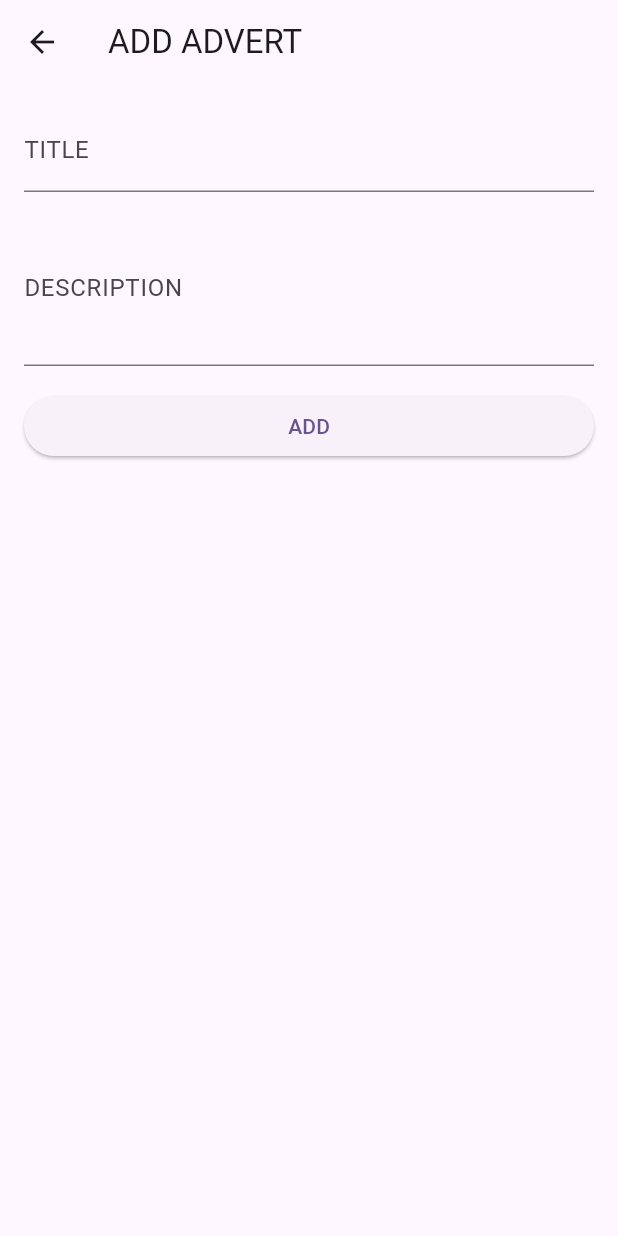
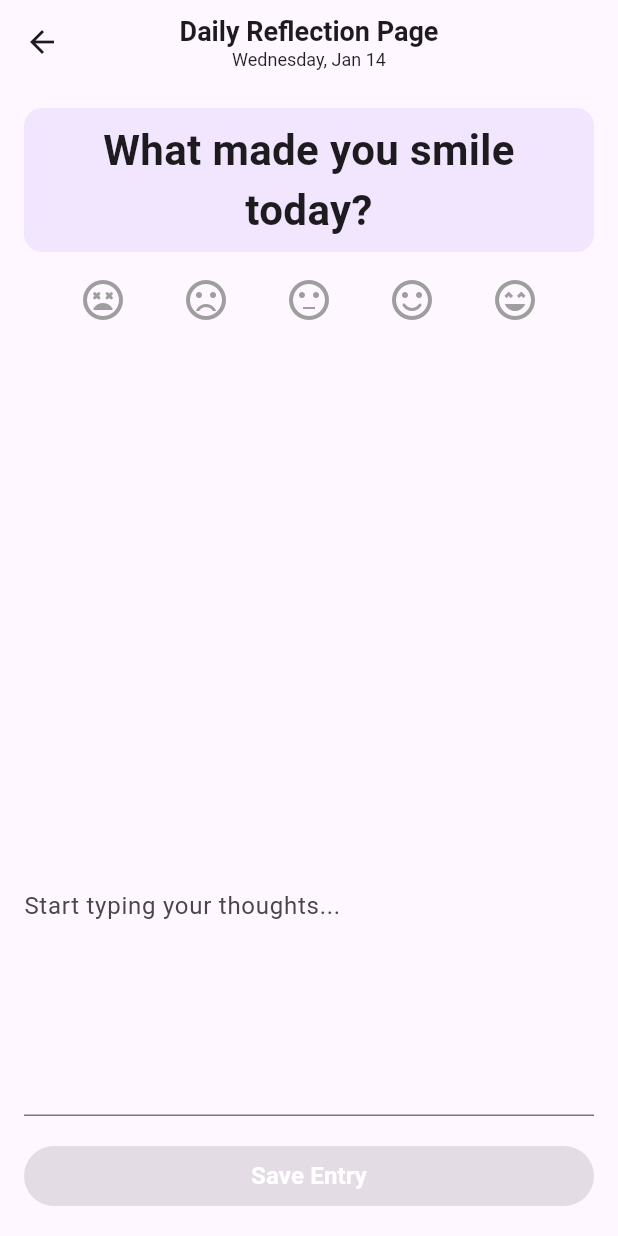
Before and after one commit to pedrohdmramalho/bip-project, a Flutter app: the screen it shows after launch, after a tap on the "add" icon, on a phone screen of 412 x 824 dp. Run offline on Flutter 3.47's test engine with Material 3 defaults, Android fonts, the phone set to English and light mode, and no system bars; our stand-ins replace cloud_firestore, equatable, firebase_auth, firebase_core, flutter_bloc; accounts and stored records are empty.

Commit message:
DailyReflection Page with persistent data in Firestore

```diff
--- /dev/null
+++ b/lib/bloc/daily_reflection_event.dart
@@ -0,0 +1,15 @@
+import '../data/models/mood_selector.dart';
+
+abstract class DailyReflectionEvent {}
+
+class MoodChanged extends DailyReflectionEvent {
+  final Mood mood;
+  MoodChanged(this.mood);
+}
+
+class TextChanged extends DailyReflectionEvent {
+  final String text;
+  TextChanged(this.text);
+}
+
+class SubmitPressed extends DailyReflectionEvent {}
--- /dev/null
+++ b/lib/bloc/daily_reflection_state.dart
@@ -0,0 +1,31 @@
+import '../data/models/mood_selector.dart';
+
+enum DailyReflectionStatus { initial, loading, success, failure }
+
+class DailyReflectionState {
+  final Mood? mood;
+  final String text;
+  final DailyReflectionStatus status;
+  final String? errorMessage;
+
+  const DailyReflectionState({
+    this.mood,
+    this.text = '',
+    this.status = DailyReflectionStatus.initial,
+    this.errorMessage,
+  });
+
+  DailyReflectionState copyWith({
+    Mood? mood,
+    String? text,
+    DailyReflectionStatus? status,
+    String? errorMessage,
+  }) {
+    return DailyReflectionState(
+      mood: mood ?? this.mood,
+      text: text ?? this.text,
+      status: status ?? this.status,
+      errorMessage: errorMessage,
+    );
+  }
+}
--- /dev/null
+++ b/lib/data/datasource/daily_reflection_remote_ds.dart
@@ -0,0 +1,19 @@
+import 'package:cloud_firestore/cloud_firestore.dart';
+import '../models/mood_selector.dart';
+
+class DailyReflectionRemoteDataSource {
+  final FirebaseFirestore firestore;
+
+  DailyReflectionRemoteDataSource(this.firestore);
+
+  Future<void> saveReflection({
+    required Mood mood,
+    required String text,
+  }) {
+    return firestore.collection('daily_reflections').add({
+      'mood': mood.name,
+      'text': text,
+      'createdAt': FieldValue.serverTimestamp(),
+    });
+  }
+}
--- /dev/null
+++ b/lib/data/models/mood_selector.dart
@@ -0,0 +1,55 @@
+import 'package:flutter/material.dart';
+import 'package:flutter_bloc/flutter_bloc.dart';
+
+import '/bloc/daily_reflection_bloc.dart';
+import '/bloc/daily_reflection_state.dart';
+import '/bloc/daily_reflection_event.dart';
+
+enum Mood { verySad, sad, neutral, happy, veryHappy }
+
+class MoodSelector extends StatelessWidget {
+  const MoodSelector({super.key});
+
+  @override
+  Widget build(BuildContext context) {
+    return BlocBuilder<DailyReflectionBloc, DailyReflectionState>(
+      buildWhen: (p, c) => p.mood != c.mood,
+      builder: (context, state) {
+        return Row(
+          mainAxisAlignment: MainAxisAlignment.spaceEvenly,
+          children: Mood.values.map((mood) {
+            final isSelected = state.mood == mood;
+
+            return GestureDetector(
+              onTap: () {
+                context
+                    .read<DailyReflectionBloc>()
+                    .add(MoodChanged(mood));
+              },
+              child: Icon(
+                _iconForMood(mood),
+                size: 32,
+                color: isSelected ? Colors.purple : Colors.grey,
+              ),
+            );
+          }).toList(),
+        );
+      },
+    );
+  }
+
+  IconData _iconForMood(Mood mood) {
+    switch (mood) {
+      case Mood.verySad:
+        return Icons.sentiment_very_dissatisfied_rounded;
+      case Mood.sad:
+        return Icons.sentiment_very_dissatisfied;
+      case Mood.neutral:
+        return Icons.sentiment_neutral;
+      case Mood.happy:
+        return Icons.sentiment_satisfied_rounded;
+      case Mood.veryHappy:
+        return Icons.sentiment_very_satisfied_sharp;
+    }
+  }
+}
--- a/lib/data/models/project_ad.dart
+++ b/lib/data/models/project_ad.dart
@@ -18,7 +18,6 @@ class ProjectAd extends Equatable{
   );
 
   @override
-  // TODO: implement props
   List<Object?> get props => [id, title, description, authorId, createdAt];
 
   Map<String, dynamic> toMap() => {
--- /dev/null
+++ b/lib/data/repositories/daily_reflection_repository.dart
@@ -0,0 +1,15 @@
+import '../datasource/daily_reflection_remote_ds.dart';
+import '../models/mood_selector.dart';
+
+class DailyReflectionRepository {
+  final DailyReflectionRemoteDataSource ds;
+
+  DailyReflectionRepository(this.ds);
+
+  Future<void> saveReflection({
+    required Mood mood,
+    required String text,
+  }) {
+    return ds.saveReflection(mood: mood, text: text);
+  }
+}
--- /dev/null
+++ b/lib/pages/daily_reflection_page.dart
@@ -0,0 +1,154 @@
+import 'package:cloud_firestore/cloud_firestore.dart';
+import 'package:flutter/material.dart';
+import 'package:flutter_bloc/flutter_bloc.dart';
+import 'package:intl/intl.dart';
+
+import '../bloc/daily_reflection_bloc.dart';
+import '../data/datasource/daily_reflection_remote_ds.dart';
+import '../data/repositories/daily_reflection_repository.dart';
+import '../data/models/mood_selector.dart';
+
+import '/bloc/daily_reflection_state.dart';
+import '/bloc/daily_reflection_event.dart';
+
+class DailyReflectionPage extends StatelessWidget {
+  const DailyReflectionPage({super.key});
+
+  @override
+  Widget build(BuildContext context){
+    final repo = DailyReflectionRepository(
+      DailyReflectionRemoteDataSource(FirebaseFirestore.instance),
+    );
+
+    return BlocProvider<DailyReflectionBloc>(
+      create: (_) => DailyReflectionBloc(repo: repo),
+      child: const _DailyReflectionView(),
+    );
+
+  }
+}
+
+class _DailyReflectionView extends StatelessWidget {
+  const _DailyReflectionView();
+
+  @override
+  Widget build(BuildContext context) {
+    return BlocListener<DailyReflectionBloc, DailyReflectionState>(
+      listenWhen: (previous, current) => previous.status != current.status,
+      listener: (context, state) {
+        if (state.status == DailyReflectionStatus.success) {
+          ScaffoldMessenger.of(context).showSnackBar(
+            const SnackBar(content: Text('Reflection saved!')),
+          );
+          Navigator.of(context).pop();
+        }
+
+        if (state.status == DailyReflectionStatus.failure) {
+          ScaffoldMessenger.of(context).showSnackBar(
+            SnackBar(content: Text(state.errorMessage ?? 'Error')),
+          );
+        }
+      },
+      child: Scaffold(
+        appBar: AppBar(
+          centerTitle: true,
+          title: Column(
+            mainAxisSize: MainAxisSize.min,
+            children: [
+              Text(
+                'Daily Reflection Page',
+                style: TextStyle(fontSize: 18, fontWeight: FontWeight.w600),
+              ),
+              Text(
+                DateFormat('EEEE, MMM d').format(DateTime.now()),
+                style: TextStyle(fontSize: 12, color: Colors.black87),
+              ),
+            ],
+          ),
+        ),
+        body: Padding(
+          padding: const EdgeInsets.all(16),
+          child: Column(
+            children: [
+              Container(
+                padding: EdgeInsets.symmetric(horizontal: 12, vertical: 8),
+                decoration: BoxDecoration(
+                  color: Color(0x33BBA0F5),
+                  borderRadius: BorderRadius.circular(12),
+                ),
+                child: Text(
+                'What made you smile today?',
+                textAlign: TextAlign.center,
+                style: TextStyle(fontSize: 28, fontWeight: FontWeight.w600),
+              ),
+              ),
+              const SizedBox(height: 16),
+              MoodSelector(),
+              const SizedBox(height: 36),
+
+              // Faz o conteúdo acima ocupar o máximo do espaço
+              Expanded(
+                child: Container(),
+              ),
+
+              // Rodapé fixo: TextField + Button
+              BlocBuilder<DailyReflectionBloc, DailyReflectionState>(
+                buildWhen: (previous, current) =>
+                    previous.status != current.status ||
+                    previous.mood != current.mood ||
+                    previous.text != current.text,
+                builder: (context, state) {
+                  final isLoading = state.status == DailyReflectionStatus.loading;
+                  final canSubmit = state.mood != null && state.text.isNotEmpty;
+
+                  return Column(
+                    mainAxisSize: MainAxisSize.min,
+                    children: [
+                      TextField(
+                        maxLines: 6,
+                        onChanged: (text) {
+                          context
+                              .read<DailyReflectionBloc>()
+                              .add(TextChanged(text));
+                        },
+                        decoration: InputDecoration(
+                          hintText: 'Start typing your thoughts...',
+                        ),
+                      ),
+                      const SizedBox(height: 16),
+                      SizedBox(
+                        width: double.infinity,
+                        child: ElevatedButton(
+                          style: ElevatedButton.styleFrom(
+                            backgroundColor: Color(0xFF8c30e8),
+                          ),
+                          onPressed: (!canSubmit || isLoading)
+                              ? null
+                              : () {
+                                  context
+                                      .read<DailyReflectionBloc>()
+                                      .add(SubmitPressed());
+                                },
+                          child: isLoading
+                              ? const SizedBox(
+                                  height: 18,
+                                  width: 18,
+                                  child: CircularProgressIndicator(
+                                    strokeWidth: 2,
+                                    color: Colors.white,
+                                  ),
+                                )
+                              : const Text('Save Entry', style: TextStyle(color: Colors.white, fontSize: 16, fontWeight: FontWeight.w600)),
+                        ),
+                      ),
+                    ],
+                  );
+                },
+              ),
+            ],
+          ),
+        ),
+      ),
+    );
+  }
+}
--- a/lib/pages/my_homepage.dart
+++ b/lib/pages/my_homepage.dart
@@ -1,7 +1,7 @@
 import 'package:cloud_firestore/cloud_firestore.dart';
 import 'package:flutter/material.dart';
 import 'package:starteu/data/widgets/animated_cart.dart';
-import 'package:starteu/pages/create_ad_page.dart';
+import 'package:starteu/pages/daily_reflection_page.dart';
 
 class MyHomePage extends StatefulWidget {
   const MyHomePage({super.key, required this.title});
@@ -15,15 +15,9 @@ class _MyHomePageState extends State<MyHomePage> {
     // int _counter = 0;
 
   void _incrementCounter() {
-    /**
-     *
-    setState(() {
-      _counter++;
-    });
-     */
     Navigator.of(
       context
-    ).push(MaterialPageRoute(builder: (_)=> const CreateAdPage()));
+    ).push(MaterialPageRoute(builder: (_)=> const DailyReflectionPage()));
   }
 
   @override
@@ -35,7 +29,7 @@ class _MyHomePageState extends State<MyHomePage> {
       ),
       body: StreamBuilder<QuerySnapshot>(
         stream: FirebaseFirestore.instance
-            .collection('project_ads')
+            .collection('daily_reflections')
             .orderBy('createdAt', descending: true)
             .snapshots(),
 
@@ -63,8 +57,8 @@ class _MyHomePageState extends State<MyHomePage> {
                 child: Card(
                   margin: const EdgeInsets.symmetric(horizontal: 12, vertical: 6),
                   child: ListTile(
-                    title: Text(data['title'] ?? ''),
-                    subtitle: Text(data['description'] ?? ''),
+                    title: Text(data['mood'] ?? ''),
+                    subtitle: Text(data['text'] ?? ''),
                   ),
                 ),
               );
--- a/pubspec.yaml
+++ b/pubspec.yaml
@@ -37,10 +37,14 @@ dependencies:
   flutter_bloc: ^8.1.6
   equatable: ^2.0.5
   uuid: ^4.4.0
+  intl: ^0.20.2
+
 
   # The following adds the Cupertino Icons font to your application.
   # Use with the CupertinoIcons class for iOS style icons.
   cupertino_icons: ^1.0.8
+  firebase_auth: ^5.7.0
+  provider: ^6.1.5+1
 
 dev_dependencies:
   flutter_test:
```
Also changed, not shown: lib/bloc/daily_reflection_bloc.dart (added, +40 -0 lines), lib/services/auth_service.dart (added, +14 -0 lines), lib/services/firestore_service.dart (added), pubspec.lock, 4 other files.
